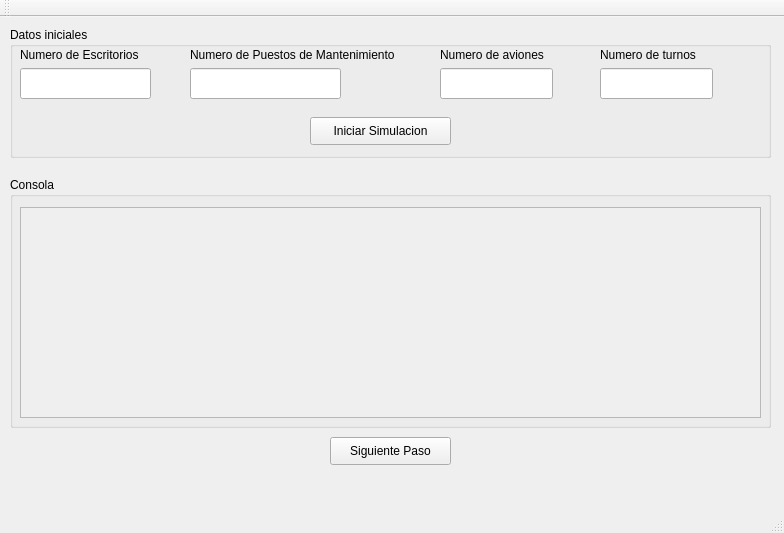
Qt form Practica1_201220165/mainwindow.ui (Orbp/EDD_201220165) before a commit.
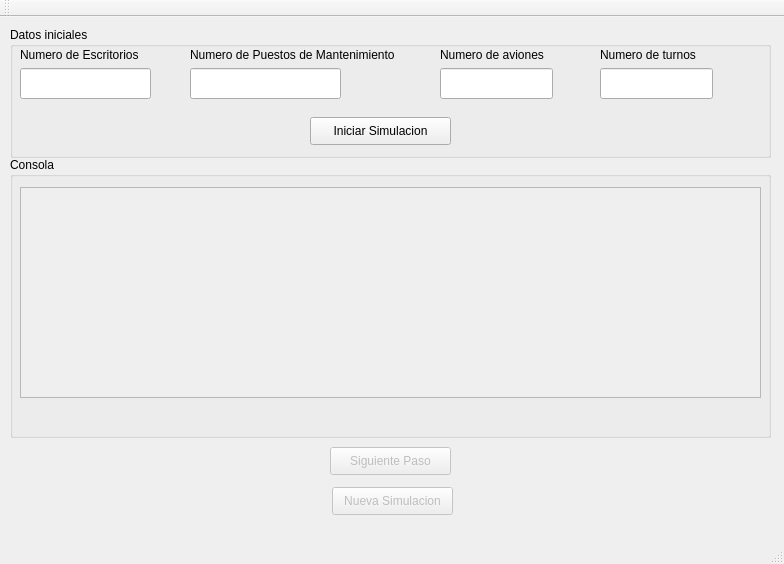
The same form after that commit.

The edit to the form file:
```diff
--- a/Practica1_201220165/mainwindow.ui
+++ b/Practica1_201220165/mainwindow.ui
@@ -2,12 +2,15 @@
 <ui version="4.0">
  <class>MainWindow</class>
  <widget class="QMainWindow" name="MainWindow">
+  <property name="enabled">
+   <bool>true</bool>
+  </property>
   <property name="geometry">
    <rect>
     <x>0</x>
     <y>0</y>
     <width>784</width>
-    <height>533</height>
+    <height>564</height>
    </rect>
   </property>
   <property name="windowTitle">
@@ -136,9 +139,9 @@
     <property name="geometry">
      <rect>
       <x>10</x>
-      <y>160</y>
+      <y>140</y>
       <width>761</width>
-      <height>251</height>
+      <height>281</height>
      </rect>
     </property>
     <property name="title">
@@ -157,12 +160,28 @@
       </rect>
      </property>
     </widget>
+    <widget class="QLabel" name="label_5">
+     <property name="geometry">
+      <rect>
+       <x>350</x>
+       <y>250</y>
+       <width>55</width>
+       <height>16</height>
+      </rect>
+     </property>
+     <property name="text">
+      <string/>
+     </property>
+    </widget>
    </widget>
    <widget class="QPushButton" name="pushButton_2">
+    <property name="enabled">
+     <bool>false</bool>
+    </property>
     <property name="geometry">
      <rect>
       <x>330</x>
-      <y>420</y>
+      <y>430</y>
       <width>121</width>
       <height>28</height>
      </rect>
@@ -171,6 +190,22 @@
      <string>Siguiente Paso</string>
     </property>
    </widget>
+   <widget class="QPushButton" name="pushButton_3">
+    <property name="enabled">
+     <bool>false</bool>
+    </property>
+    <property name="geometry">
+     <rect>
+      <x>332</x>
+      <y>470</y>
+      <width>121</width>
+      <height>28</height>
+     </rect>
+    </property>
+    <property name="text">
+     <string>Nueva Simulacion</string>
+    </property>
+   </widget>
   </widget>
   <widget class="QMenuBar" name="menuBar">
    <property name="geometry">
```
